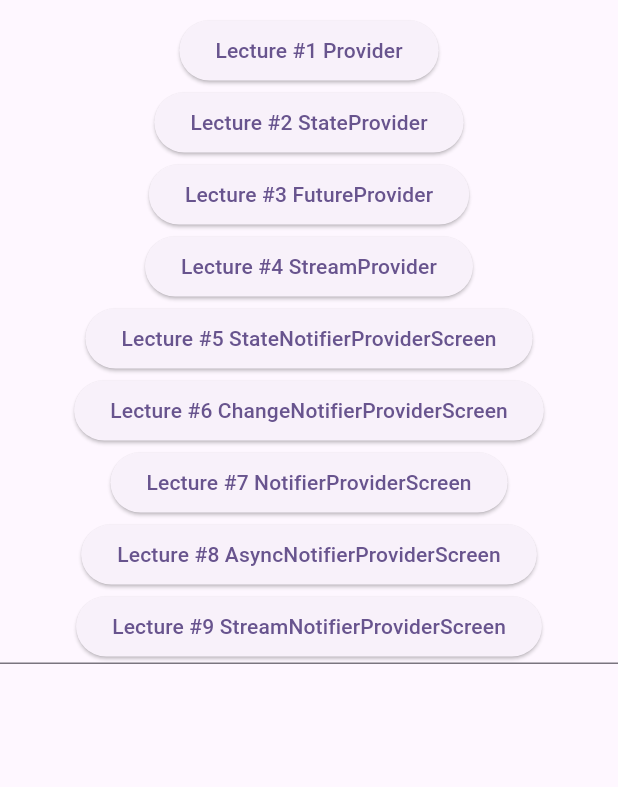
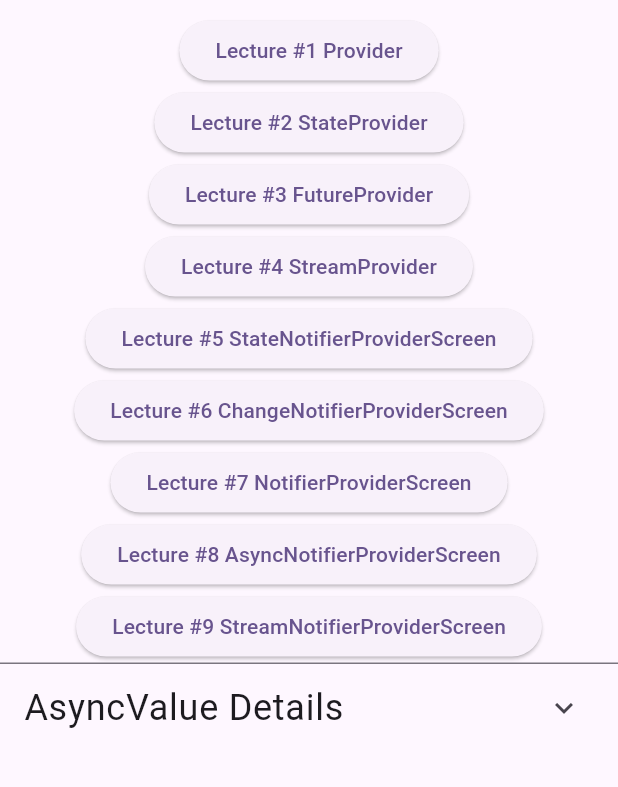
Before and after one commit to K-Mose/Flutter_Riverpod_Essential, a Flutter app: the screen it shows after launch, after a tap on "All Providers", on a phone screen of 412 x 824 dp, the part 155-942 px from its top. Run offline on Flutter 3.47's test engine with Material 3 defaults, Android fonts, the phone set to English and light mode, and no system bars; our stand-ins replace dio, equatable, flutter_riverpod, freezed_annotation, riverpod, riverpod_annotation; missing offline and left inert: bulleted_list; generated files the repository leaves out were written again.

Commit message:
AsyncValueDetails -  1. important properties

```diff
--- a/0_all_providers/all_providers/lib/main.dart
+++ b/0_all_providers/all_providers/lib/main.dart
@@ -110,6 +110,18 @@ class MyHomePage extends StatelessWidget {
                 ),
               ],
             ),
+            ExpansionTile(
+              title: const Text("AsyncValue Details", style: TextStyle(fontSize: 24.0),),
+              children: [
+                ElevatedButton(
+                    onPressed: () {
+                      Navigator.push(context, MaterialPageRoute(
+                        builder: (context) => const ProviderScreen(),));
+                    },
+                    child: const Text("Lecture #1 Provider")
+                ),
+              ],
+            ),
           ],
         ),
       ),
```
Also changed, not shown: 0_all_providers/all_providers/lib/async_value/img.png (added), 0_all_providers/all_providers/lib/async_value/img_1.png (added), 0_all_providers/all_providers/lib/async_value/img_2.png (added), 1 other file.
